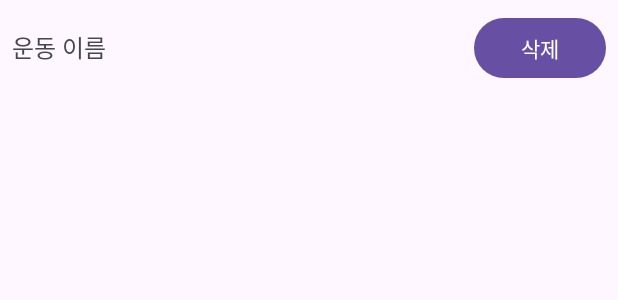
After one commit to HTSPG/VitalSign, an Android app: the layout item_exercise_edit.xml on its own in the app's theme, with its tools: preview values and no code run, on a phone screen of 412 x 824 dp. The commit adds this screen. Shown: the top 300 px of the screen. Run offline under Robolectric (Android 15) with nearby library versions, the phone set to English and light mode, and no system bars.

Commit message:
운동목록화면

```diff
--- a/app/src/main/java/com/example/vitalsign/Routine.kt
+++ b/app/src/main/java/com/example/vitalsign/Routine.kt
@@ -5,5 +5,5 @@ import java.io.Serializable
 data class Routine(
     val id: String,                    // 루틴의 고유 식별자
     val name: String,                  // 루틴 이름
-    val exercises: List<Exercise> = listOf()    // 운동 목록
+    val exercises: MutableList<Exercise> = mutableListOf()   // 운동 목록
 ) : Serializable
--- /dev/null
+++ b/app/src/main/res/layout/item_exercise_edit.xml
@@ -0,0 +1,21 @@
+<?xml version="1.0" encoding="utf-8"?>
+<LinearLayout xmlns:android="http://schemas.android.com/apk/res/android"
+    android:layout_width="match_parent"
+    android:layout_height="wrap_content"
+    android:orientation="horizontal"
+    android:padding="8dp">
+
+    <TextView
+        android:id="@+id/tvExerciseName"
+        android:layout_width="0dp"
+        android:layout_height="wrap_content"
+        android:layout_weight="1"
+        android:text="운동 이름"
+        android:textSize="16sp"/>
+
+    <Button
+        android:id="@+id/btnDeleteExercise"
+        android:layout_width="wrap_content"
+        android:layout_height="wrap_content"
+        android:text="삭제"/>
+</LinearLayout>
```
Also changed, not shown: app/src/main/java/com/example/vitalsign/ExercisesEditAdapter.kt (added, +37 -0 lines), app/src/main/java/com/example/vitalsign/RoutineEditActivity.kt (+27 -1 lines), app/src/main/res/layout/activity_routine_edit.xml (added, +40 -0 lines).
